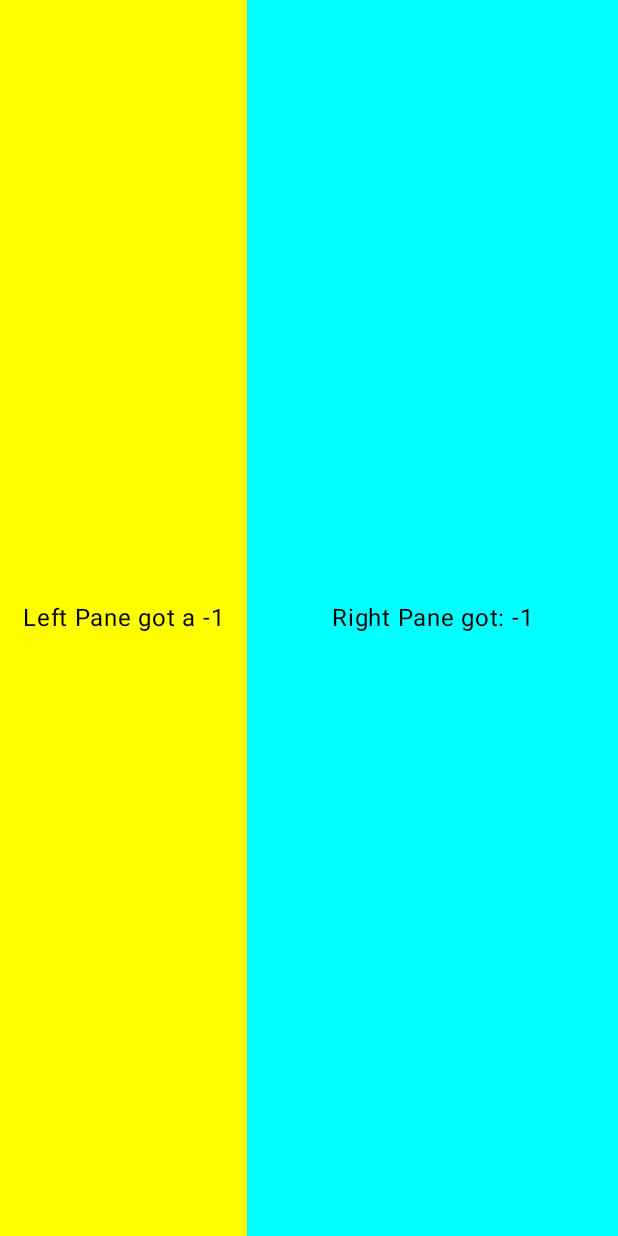
After one commit to devanshuk/two-fragments-with-compose, an Android app built with Jetpack Compose: the SideBySideContainerFragment screen opened through its navigation route, on a phone screen of 412 x 824 dp. The commit adds this screen. Run offline under Robolectric (Android 15) with nearby library versions, the phone set to English and light mode, and no system bars.

Commit message:
side-by-side fragment UI for tablets using a parent fragment and two child fragment (with safe args)

```diff
--- a/app/src/main/java/com/example/viewmodelscoping/FirstFragment.kt
+++ b/app/src/main/java/com/example/viewmodelscoping/FirstFragment.kt
@@ -18,6 +18,7 @@ import androidx.compose.ui.unit.dp
 import androidx.fragment.app.Fragment
 import androidx.navigation.findNavController
 import com.example.viewmodelscoping.ui.theme.ViewModelScopingTheme
+import com.example.viewmodelscoping.util.isTablet
 
 class FirstFragment: Fragment() {
 
@@ -44,7 +45,15 @@ class FirstFragment: Fragment() {
                         ) {
                             Text("This is the First Fragment !")
 
-                            Button(onClick = { navigateToSecondFragment() }) {
+                            Button(
+                                onClick = {
+                                    if(isAdded && isTablet(requireActivity())) {
+                                        navigateToSideBySideFragment()
+                                    } else {
+                                        navigateToSecondFragment()
+                                    }
+                                }
+                            ) {
                                 Text("Next")
                             }
                         }
@@ -58,4 +67,9 @@ class FirstFragment: Fragment() {
         val action = FirstFragmentDirections.actionFirstFragmentToSecondFragment()
         view?.findNavController()?.navigate(action)
     }
+
+    private fun navigateToSideBySideFragment() {
+        val action = FirstFragmentDirections.actionFirstFragmentToSideBySideContainerFragment(leftNumber = 3, rightNumber = 4)
+        view?.findNavController()?.navigate(action)
+    }
 }
--- /dev/null
+++ b/app/src/main/java/com/example/viewmodelscoping/sidebyside/LeftPaneFragment.kt
@@ -0,0 +1,51 @@
+package com.example.viewmodelscoping.sidebyside
+
+import android.os.Bundle
+import android.view.LayoutInflater
+import android.view.View
+import android.view.ViewGroup
+import androidx.compose.foundation.layout.Box
+import androidx.compose.foundation.layout.fillMaxSize
+import androidx.compose.material3.Surface
+import androidx.compose.material3.Text
+import androidx.compose.ui.Alignment
+import androidx.compose.ui.Modifier
+import androidx.compose.ui.graphics.Color
+import androidx.compose.ui.platform.ComposeView
+import androidx.compose.ui.platform.ViewCompositionStrategy
+import androidx.fragment.app.Fragment
+import androidx.navigation.fragment.navArgs
+import com.example.viewmodelscoping.LeftPaneGraphArgs
+import com.example.viewmodelscoping.R
+import com.example.viewmodelscoping.ui.theme.ViewModelScopingTheme
+
+class LeftPaneFragment : Fragment() {
+
+    private val args by navArgs<LeftPaneGraphArgs>()
+
+    override fun onCreateView(
+        inflater: LayoutInflater,
+        container: ViewGroup?,
+        savedInstanceState: Bundle?
+    ): View? {
+        return ComposeView(requireContext()).apply {
+            setViewCompositionStrategy(
+                ViewCompositionStrategy.DisposeOnViewTreeLifecycleDestroyed
+            )
+            id = R.id.compose_view_first_fragment
+
+            setContent {
+                ViewModelScopingTheme {
+                    Surface(color = Color.Yellow) {
+                        Box(
+                            modifier = Modifier.fillMaxSize(),
+                            contentAlignment = Alignment.Center
+                        ) {
+                            Text("Left Pane got a ${args.leftNumber}")
+                        }
+                    }
+                }
+            }
+        }
+    }
+}
--- /dev/null
+++ b/app/src/main/java/com/example/viewmodelscoping/sidebyside/RightPaneFragment.kt
@@ -0,0 +1,50 @@
+package com.example.viewmodelscoping.sidebyside
+
+import android.os.Bundle
+import android.view.LayoutInflater
+import android.view.View
+import android.view.ViewGroup
+import androidx.compose.foundation.layout.Box
+import androidx.compose.foundation.layout.fillMaxSize
+import androidx.compose.material3.Surface
+import androidx.compose.material3.Text
+import androidx.compose.ui.Alignment
+import androidx.compose.ui.Modifier
+import androidx.compose.ui.graphics.Color
+import androidx.compose.ui.platform.ComposeView
+import androidx.compose.ui.platform.ViewCompositionStrategy
+import androidx.fragment.app.Fragment
+import androidx.navigation.fragment.navArgs
+import com.example.viewmodelscoping.R
+import com.example.viewmodelscoping.ui.theme.ViewModelScopingTheme
+
+class RightPaneFragment: Fragment() {
+
+    private val args by navArgs<RightPaneFragmentArgs>()
+
+    override fun onCreateView(
+        inflater: LayoutInflater,
+        container: ViewGroup?,
+        savedInstanceState: Bundle?
+    ): View? {
+        return ComposeView(requireContext()).apply {
+            setViewCompositionStrategy(
+                ViewCompositionStrategy.DisposeOnViewTreeLifecycleDestroyed
+            )
+            id = R.id.compose_view_first_fragment
+
+            setContent {
+                ViewModelScopingTheme {
+                    Surface(color = Color.Cyan) {
+                        Box(
+                            modifier = Modifier.fillMaxSize(),
+                            contentAlignment = Alignment.Center
+                        ) {
+                            Text("Right Pane got: ${args.rightNumber}")
+                        }
+                    }
+                }
+            }
+        }
+    }
+}
--- /dev/null
+++ b/app/src/main/java/com/example/viewmodelscoping/sidebyside/SideBySideContainerFragment.kt
@@ -0,0 +1,30 @@
+package com.example.viewmodelscoping.sidebyside
+
+import android.os.Bundle
+import android.view.View
+import androidx.core.os.bundleOf
+import androidx.fragment.app.Fragment
+import androidx.navigation.fragment.findNavController
+import com.example.viewmodelscoping.R
+
+class SideBySideContainerFragment: Fragment(R.layout.fragment_side_by_side) {
+
+    override fun onViewCreated(view: View, savedInstanceState: Bundle?) {
+        super.onViewCreated(view, savedInstanceState)
+
+        initPanes()
+    }
+
+    private fun initPanes() {
+        val args = SideBySideContainerFragmentArgs.fromBundle(requireArguments())
+
+        val leftArgs = bundleOf("leftNumber" to args.leftNumber)
+        val leftPaneNavHost = childFragmentManager.findFragmentById(R.id.leftPane)
+        leftPaneNavHost?.findNavController()?.setGraph(R.navigation.side_by_side_left_graph, leftArgs)
+
+        val rightArgs = bundleOf("rightNumber" to args.rightNumber)
+        val rightPaneNavHost = childFragmentManager.findFragmentById(R.id.rightPane)
+        rightPaneNavHost?.findNavController()?.setGraph(R.navigation.side_by_side_right_graph, rightArgs)
+    }
+
+}
--- /dev/null
+++ b/app/src/main/java/com/example/viewmodelscoping/util/UIUtil.kt
@@ -0,0 +1,20 @@
+package com.example.viewmodelscoping.util
+
+import android.content.Context
+import android.content.res.Configuration
+import com.example.viewmodelscoping.R
+
+fun isTablet(context: Context?): Boolean = try {
+    context?.let {
+        context.resources?.getBoolean(R.bool.isTablet)
+    } ?: false
+
+} catch (ex: Exception) {
+    false
+}
+
+fun Context?.isLandscape(): Boolean = try {
+    this?.resources?.configuration?.orientation == Configuration.ORIENTATION_LANDSCAPE
+} catch (ex: Exception) {
+    false
+}
--- /dev/null
+++ b/app/src/main/res/layout/fragment_side_by_side.xml
@@ -0,0 +1,33 @@
+<?xml version="1.0" encoding="utf-8"?>
+<androidx.constraintlayout.widget.ConstraintLayout xmlns:android="http://schemas.android.com/apk/res/android"
+    xmlns:app="http://schemas.android.com/apk/res-auto"
+    android:layout_width="match_parent"
+    android:layout_height="match_parent">
+
+    <androidx.fragment.app.FragmentContainerView
+        android:id="@+id/leftPane"
+        android:name="androidx.navigation.fragment.NavHostFragment"
+        android:layout_width="0dp"
+        android:layout_height="0dp"
+        app:layout_constraintBottom_toBottomOf="parent"
+        app:layout_constraintStart_toStartOf="parent"
+        app:layout_constraintTop_toTopOf="parent"
+        app:layout_constraintEnd_toStartOf="@+id/sideBySideGuideline"/>
+
+    <androidx.fragment.app.FragmentContainerView
+        android:id="@+id/rightPane"
+        android:name="androidx.navigation.fragment.NavHostFragment"
+        android:layout_width="0dp"
+        android:layout_height="0dp"
+        app:layout_constraintBottom_toBottomOf="parent"
+        app:layout_constraintEnd_toEndOf="parent"
+        app:layout_constraintStart_toEndOf="@+id/sideBySideGuideline"
+        app:layout_constraintTop_toTopOf="parent" />
+
+    <androidx.constraintlayout.widget.Guideline
+        android:id="@+id/sideBySideGuideline"
+        android:layout_width="wrap_content"
+        android:layout_height="wrap_content"
+        android:orientation="vertical"
+        app:layout_constraintGuide_percent="0.4" />
+</androidx.constraintlayout.widget.ConstraintLayout>
--- a/app/src/main/res/navigation/nav_graph.xml
+++ b/app/src/main/res/navigation/nav_graph.xml
@@ -11,9 +11,25 @@
         <action
             android:id="@+id/action_firstFragment_to_secondFragment"
             app:destination="@id/secondFragment" />
+        <action
+            android:id="@+id/action_firstFragment_to_sideBySideContainerFragment"
+            app:destination="@id/sideBySideContainerFragment" />
     </fragment>
     <fragment
         android:id="@+id/secondFragment"
         android:name="com.example.viewmodelscoping.SecondFragment"
         android:label="SecondFragment" />
+    <fragment
+        android:id="@+id/sideBySideContainerFragment"
+        android:name="com.example.viewmodelscoping.sidebyside.SideBySideContainerFragment"
+        android:label="SideBySideContainerFragment" >
+        <argument
+            android:name="leftNumber"
+            app:argType="integer"
+            android:defaultValue="-1" />
+        <argument
+            android:name="rightNumber"
+            app:argType="integer"
+            android:defaultValue="-1" />
+    </fragment>
 </navigation>
--- /dev/null
+++ b/app/src/main/res/navigation/side_by_side_left_graph.xml
@@ -0,0 +1,15 @@
+<?xml version="1.0" encoding="utf-8"?>
+<navigation xmlns:android="http://schemas.android.com/apk/res/android"
+    xmlns:app="http://schemas.android.com/apk/res-auto"
+    android:id="@+id/left_pane_graph"
+    app:startDestination="@id/leftPaneFragment">
+
+    <fragment
+        android:id="@+id/leftPaneFragment"
+        android:name="com.example.viewmodelscoping.sidebyside.LeftPaneFragment"
+        android:label="LeftPaneFragment" />
+    <argument
+        android:name="leftNumber"
+        app:argType="integer"
+        android:defaultValue="-1" />
+</navigation>
--- /dev/null
+++ b/app/src/main/res/navigation/side_by_side_right_graph.xml
@@ -0,0 +1,16 @@
+<?xml version="1.0" encoding="utf-8"?>
+<navigation xmlns:android="http://schemas.android.com/apk/res/android"
+    xmlns:app="http://schemas.android.com/apk/res-auto"
+    android:id="@+id/side_by_side_right_graph"
+    app:startDestination="@id/rightPaneFragment">
+
+    <fragment
+        android:id="@+id/rightPaneFragment"
+        android:name="com.example.viewmodelscoping.sidebyside.RightPaneFragment"
+        android:label="RightPaneFragment" >
+        <argument
+            android:name="rightNumber"
+            app:argType="integer"
+            android:defaultValue="-1" />
+    </fragment>
+</navigation>
--- /dev/null
+++ b/app/src/main/res/values-w600dp/ui_config.xml
@@ -0,0 +1,4 @@
+<?xml version="1.0" encoding="utf-8"?>
+<resources>
+    <bool name="isTablet">true</bool>
+</resources>
--- /dev/null
+++ b/app/src/main/res/values/ui_config.xml
@@ -0,0 +1,4 @@
+<?xml version="1.0" encoding="utf-8"?>
+<resources>
+    <bool name="isTablet">false</bool>
+</resources>
```
Also changed, not shown: app/src/main/java/com/example/viewmodelscoping/MainActivity.kt (+0 -11 lines).
